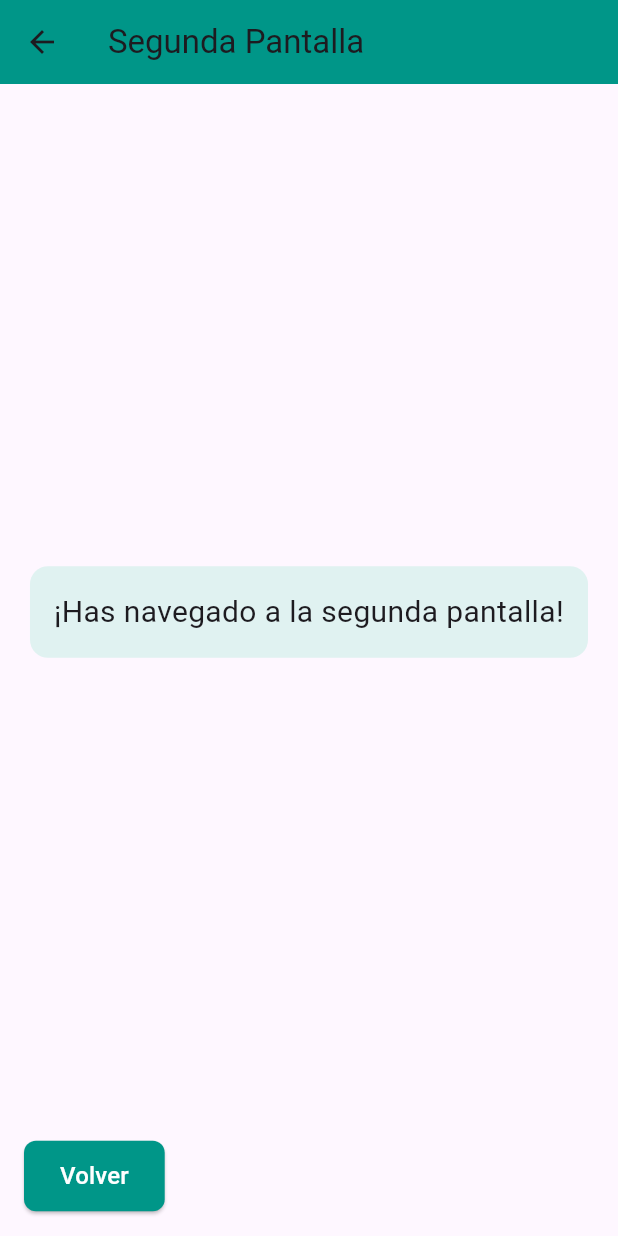
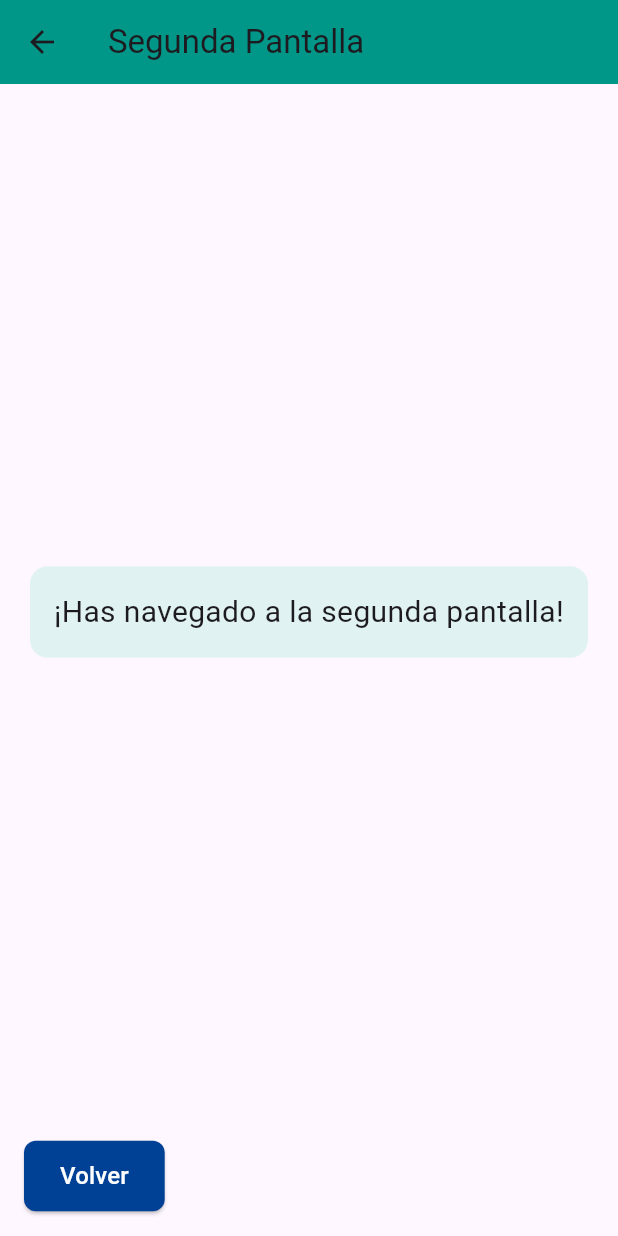
Before and after one commit to aferlop5/ggercli_aferlop5_p1, a Flutter app: the screen it shows after launch, after a tap on "Ir a Segunda Pantalla", on a phone screen of 412 x 824 dp. Run offline on Flutter 3.47's test engine with Material 3 defaults, Android fonts, the phone set to English and light mode, and no system bars.

Commit message:
subiendo explicaciones en el codigo hecho a mano

```diff
--- a/lib/main.dart
+++ b/lib/main.dart
@@ -16,15 +16,9 @@ class MyApp extends StatelessWidget {
   const MyApp({Key? key}) : super(key: key);
 
   @override
-  Widget build(BuildContext context) {
-    // Retorna un MaterialApp que configura el tema y ruta inicial.
-    return const MaterialApp(
-      // Título de la aplicación, aparece en el interruptor de tareas.
-      title: 'P1 IPC',
-      // Oculta la etiqueta de depuración en modo debug.
-      debugShowCheckedModeBanner: false,
-      // Establece MainView como la pantalla inicial.
-      home: MainView(),
-    );
-  }
+  Widget build(BuildContext context) => const MaterialApp(
+    title: 'P1 IPC', // Título en el interruptor de tareas
+    debugShowCheckedModeBanner: false, // Oculta la etiqueta de depuración
+    home: MainView(), // Pantalla inicial
+  );
 }
--- a/lib/views/list_view.dart
+++ b/lib/views/list_view.dart
@@ -8,11 +8,9 @@ class ListViewScreen extends StatelessWidget {
   /// Constructor de ListViewScreen. Key permite identificar el widget de manera única.
   const ListViewScreen({Key? key}) : super(key: key);
 
-  @override // Indica que redefine el método build de la clase padre.
-  /// Método build: construye la interfaz de usuario de este widget.
-  Widget build(BuildContext context) {
+  @override
+  Widget build(BuildContext context) => Scaffold(
     // Scaffold: estructura básica con AppBar y cuerpo.
-    return Scaffold(
     // AppBar: barra superior con título y estilo.
     appBar: AppBar(
       // Título que aparece en la AppBar.
@@ -56,7 +54,7 @@ class ListViewScreen extends StatelessWidget {
               // ElevatedButton: botón con elevación para navegar atrás.
               ElevatedButton(
                 style: ElevatedButton.styleFrom(
-                    backgroundColor: Colors.teal,
+                  backgroundColor: const Color.fromARGB(255, 0, 65, 150),
                   padding: const EdgeInsets.symmetric(
                     vertical: 12,
                     horizontal: 24,
@@ -83,4 +81,3 @@ class ListViewScreen extends StatelessWidget {
     ),
   );
 }
-}
--- a/lib/views/main_view.dart
+++ b/lib/views/main_view.dart
@@ -10,30 +10,18 @@ class MainView extends StatelessWidget {
   // Constructor de MainView. Key permite identificar el widget.
   const MainView({Key? key}) : super(key: key);
 
-  @override // Indica que este método redefine build de la clase padre.
-  // build describe la parte de la interfaz que este widget representa.
-  Widget build(BuildContext context) {
-    // Estructura base de la pantalla principal
-    // Scaffold crea la estructura básica con AppBar y body.
-    return Scaffold(
-      // AppBar es la barra superior con título y estilo.
+  @override
+  Widget build(BuildContext context) => Scaffold(
     appBar: AppBar(
       title: const Text('Pantalla Principal'),
       backgroundColor: Colors.teal,
     ),
-      // Center centra su hijo en la pantalla.
     body: Center(
-        // Column organiza widgets en una columna vertical.
       child: Column(
-          // Centra los hijos verticalmente.
         mainAxisAlignment: MainAxisAlignment.center,
         children: [
-            // Mensaje de bienvenida dentro de un contenedor estilizado
-            // Container estilizado que envuelve el texto de bienvenida.
           Container(
-              // padding interior: 16px en todos los lados.
             padding: const EdgeInsets.all(16),
-              // margin exterior: 16px en todos los lados.
             margin: const EdgeInsets.all(16),
             decoration: BoxDecoration(
               color: Colors.teal[100],
@@ -45,35 +33,19 @@ class MainView extends StatelessWidget {
               style: TextStyle(fontSize: 20),
             ),
           ),
-            // SizedBox agrega espacio vertical de 60px.
           const SizedBox(height: 60),
-            // Botón para navegar a la segunda pantalla
-            // ElevatedButton: botón con elevación estilo Material.
           ElevatedButton(
-              // styleFrom personaliza color y forma del botón.
             style: ElevatedButton.styleFrom(
-                // Color de fondo del botón.
-                backgroundColor: Colors.teal,
-                padding: const EdgeInsets.symmetric(
-                  vertical: 12,
-                  horizontal: 24,
-                ),
+              backgroundColor: const Color.fromARGB(255, 0, 65, 150),
+              padding: const EdgeInsets.symmetric(vertical: 12, horizontal: 24),
               shape: RoundedRectangleBorder(
                 borderRadius: BorderRadius.circular(8),
               ),
             ),
-              // onPressed se ejecuta cuando el botón es tocado.
-              onPressed: () {
-                // Navigator.push abre la ruta especificada.
-                Navigator.push(
+            onPressed: () => Navigator.push(
               context,
-                  // MaterialPageRoute define la transición a la nueva pantalla.
-                  MaterialPageRoute(
-                    // El builder devuelve el widget de la segunda pantalla.
-                    builder: (context) => const ListViewScreen(),
+              MaterialPageRoute(builder: (context) => const ListViewScreen()),
             ),
-                );
-              },
             child: const Text(
               'Ir a Segunda Pantalla',
               style: TextStyle(color: Colors.white, fontSize: 16),
@@ -84,4 +56,3 @@ class MainView extends StatelessWidget {
     ),
   );
 }
-}
```
Lines whose indentation alone changed are shown as unchanged.
